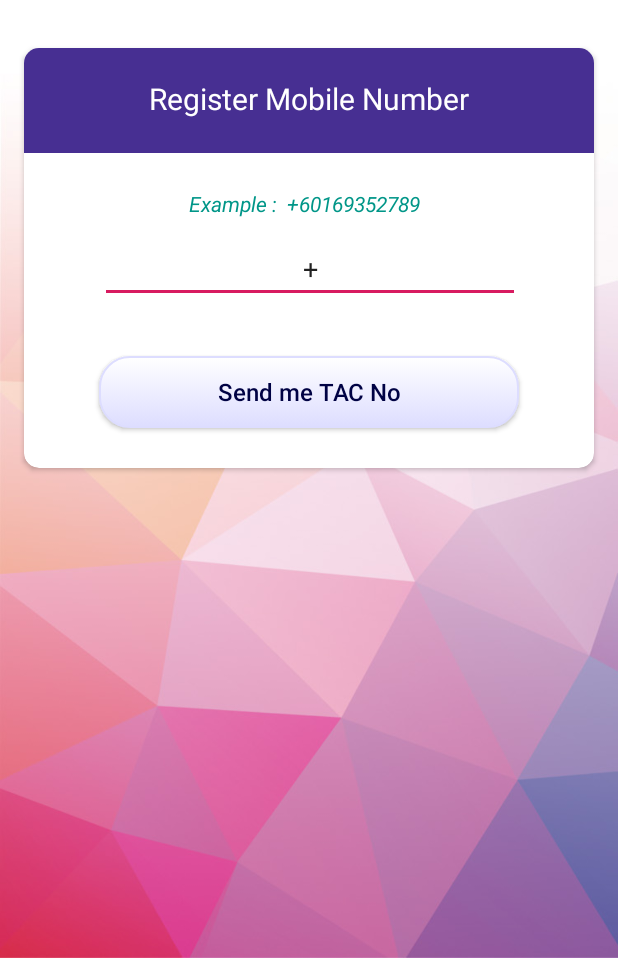
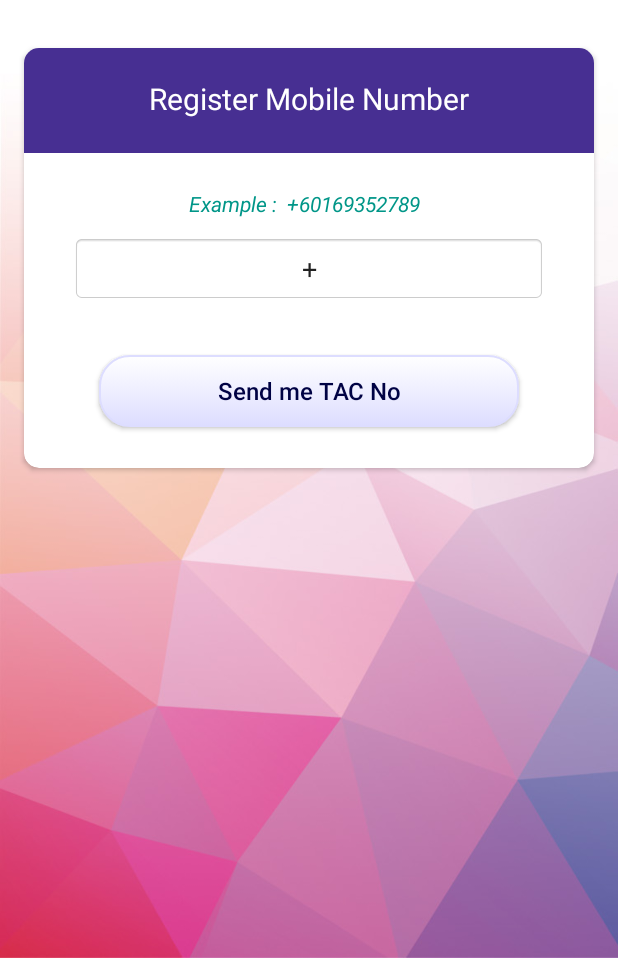
Before and after one commit to izre79/PenawarCare_Agent, an Android app: the MainActivity screen opened directly, with no data from a screen before it, on a phone screen of 412 x 824 dp, the part 278-1236 px from its top. Run offline under Robolectric (Android 15) with nearby library versions, the phone set to English and light mode, and no system bars; network calls fail.

```diff
--- a/app/src/main/res/layout/activity_main.xml
+++ b/app/src/main/res/layout/activity_main.xml
@@ -50,22 +50,24 @@
 
             <EditText
                 android:id="@+id/etMobileNumber"
-                android:layout_width="280dp"
+                android:layout_width="0dp"
                 android:layout_height="wrap_content"
-                android:layout_marginStart="47dp"
+                android:layout_marginStart="32dp"
+                android:layout_marginLeft="32dp"
                 android:layout_marginTop="11dp"
-                android:layout_marginEnd="46dp"
+                android:layout_marginEnd="32dp"
+                android:layout_marginRight="32dp"
+                android:background="@android:drawable/editbox_background_normal"
                 android:ems="10"
+                android:gravity="center_horizontal"
                 android:hint="Mobile Phone Number"
                 android:inputType="phone"
+                android:padding="10dp"
                 android:textAlignment="center"
                 android:textSize="18sp"
                 app:layout_constraintEnd_toEndOf="parent"
                 app:layout_constraintStart_toStartOf="parent"
-                app:layout_constraintTop_toBottomOf="@+id/tvExampleInput"
-                android:gravity="center_horizontal"
-                android:layout_marginLeft="47dp"
-                android:layout_marginRight="46dp" />
+                app:layout_constraintTop_toBottomOf="@+id/tvExampleInput" />
 
             <Button
                 android:id="@+id/btnLogin"
```
Also changed, not shown: app/src/main/res/layout/activity_verify_phone.xml (+9 -3 lines).
